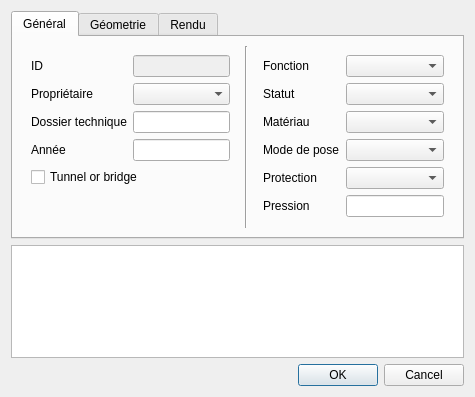
The window that qgis-project/ui_forms/pipe.ui (qwat/QWAT) describes before a commit, drawn with Qt 5.
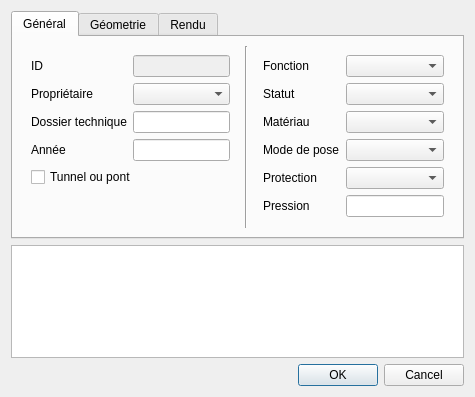
The same window after the commit.

```diff
--- a/qgis-project/ui_forms/pipe.ui
+++ b/qgis-project/ui_forms/pipe.ui
@@ -95,7 +95,7 @@
           <item row="4" column="0" colspan="2">
            <widget class="QCheckBox" name="tunnel_or_bridge">
             <property name="text">
-             <string>Tunnel or bridge</string>
+             <string>Tunnel ou pont</string>
             </property>
            </widget>
           </item>
```
